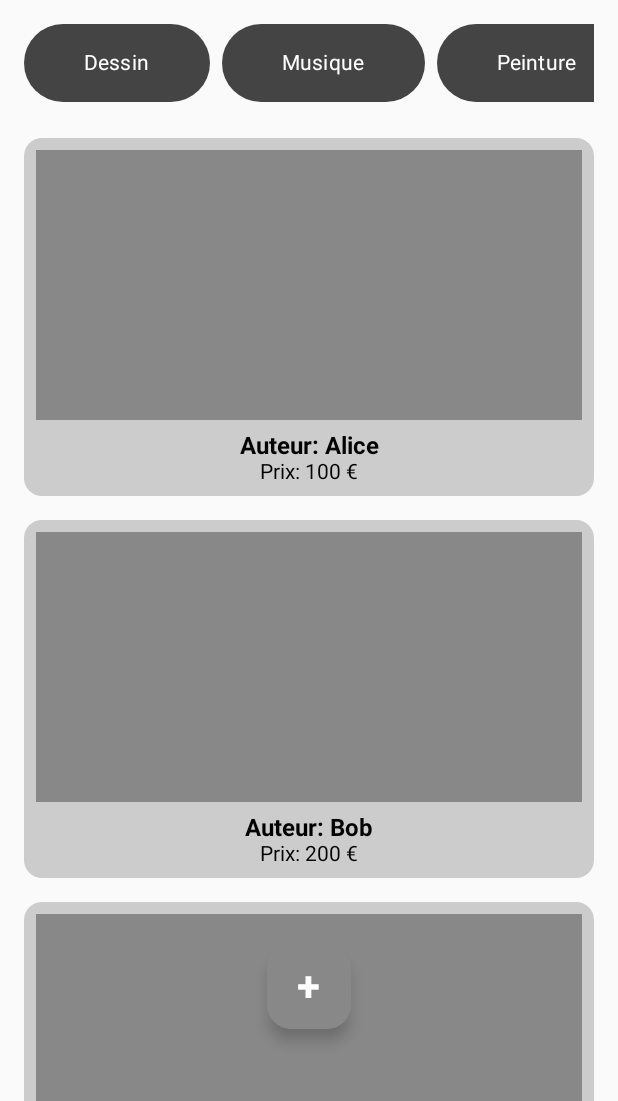
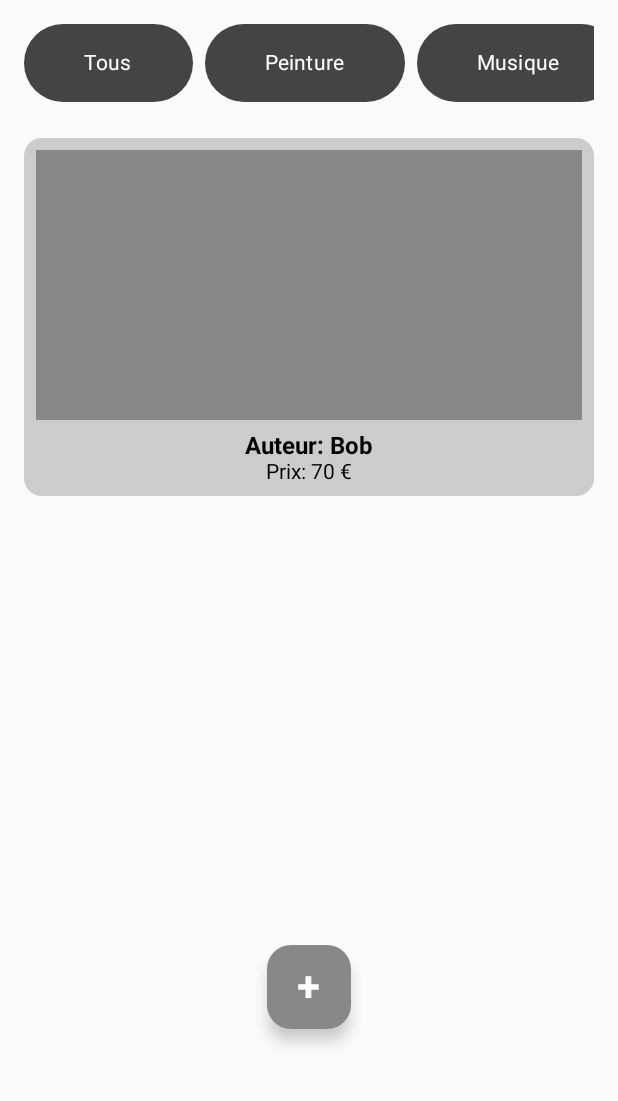
Before and after one commit to DyablOcOrps/8INF865A2025_Projet_DB_MM, an Android app built with Jetpack Compose: the screen it shows after launch (MainActivity), after a tap on "Musique", on a phone screen of 412 x 824 dp, the part 135-1236 px from its top. Run offline under Robolectric (Android 15) with nearby library versions, the phone set to English and light mode, and no system bars; 3 other taps on this screen came first.

Commit message:
Nettoyage import Début implémentation ViewModel

```diff
--- /dev/null
+++ b/MiArte/app/src/main/java/com/example/miarte/model/Art.kt
@@ -0,0 +1,11 @@
+package com.example.miarte.model
+
+data class Art(
+    val id: Int,
+    val title: String,
+    val imageUrl: String,
+    val author: String,
+    val description: String,
+    val price: String,
+    val category : Category
+)
--- /dev/null
+++ b/MiArte/app/src/main/java/com/example/miarte/model/Category.kt
@@ -0,0 +1,6 @@
+package com.example.miarte.model
+
+data class Category(
+    val id: Int,
+    val name: String
+)
--- a/MiArte/app/src/main/java/com/example/miarte/navigation/AppNavigation.kt
+++ b/MiArte/app/src/main/java/com/example/miarte/navigation/AppNavigation.kt
@@ -12,17 +12,10 @@ import com.example.miarte.ui.screens.AuthentificationScreen
 import com.example.miarte.ui.screens.CommunicationScreen
 import com.example.miarte.ui.screens.DescriptionScreen
 import com.example.miarte.ui.screens.HomeScreen
-import com.example.miarte.ui.screens.Art
 import com.example.miarte.ui.screens.ConversationScreen
 import com.example.miarte.ui.screens.RegisterScreen
 import com.example.miarte.ui.screens.SettingsScreen
-
-
-val arts = listOf(
-    Art(1, "Peinture Rouge", "url1", "Alice", "Une belle peinture rouge", "100"),
-    Art(2, "Musique Jazz", "url2", "Bob", "Album de jazz", "200"),
-    Art(3, "Sculpture Bronze", "url3", "Charlie", "Sculpture en bronze", "150")
-)
+import com.example.miarte.viewmodel.MiArteViewModel
 
 @Composable
 fun AppNavigation() {
@@ -30,7 +23,7 @@ fun AppNavigation() {
 
     NavHost(navController = navController, startDestination = "home") {
         composable("home") {
-            HomeScreen(navController, arts)
+            HomeScreen(navController)
         }
         composable("settings") {
             SettingsScreen(navController)
@@ -51,9 +44,14 @@ fun AppNavigation() {
             "art_description/{artId}",
             arguments = listOf(navArgument("artId") { type = NavType.IntType })
         ) { backStackEntry ->
-            val artId = backStackEntry.arguments?.getInt("artId")
-            val art = arts.first { it.id == artId }
-            DescriptionScreen(art, navController)
+
+            val viewModel: MiArteViewModel = androidx.lifecycle.viewmodel.compose.viewModel()
+            val artId = backStackEntry.arguments?.getInt("artId") ?: return@composable
+
+            val art = viewModel.getArtById(artId)
+            if (art != null) {
+                DescriptionScreen(art, navController)
+            }
         }
 
         composable(
--- a/MiArte/app/src/main/java/com/example/miarte/ui/components/BaseScreen.kt
+++ b/MiArte/app/src/main/java/com/example/miarte/ui/components/BaseScreen.kt
@@ -1,15 +1,9 @@
 package com.example.miarte.ui.components
 
-import android.R
 import androidx.compose.foundation.layout.*
-import androidx.compose.material3.*
 import androidx.compose.runtime.Composable
-import androidx.compose.ui.Alignment
 import androidx.compose.ui.Modifier
-import androidx.compose.ui.graphics.Color
-import androidx.compose.ui.text.font.FontWeight
 import androidx.compose.ui.unit.dp
-import androidx.compose.ui.unit.sp
 import androidx.navigation.NavController
 
 @Composable
--- a/MiArte/app/src/main/java/com/example/miarte/ui/screens/CommunicationScreen.kt
+++ b/MiArte/app/src/main/java/com/example/miarte/ui/screens/CommunicationScreen.kt
@@ -5,7 +5,6 @@ import androidx.compose.foundation.lazy.LazyColumn
 import androidx.compose.foundation.lazy.items
 import androidx.compose.material3.*
 import androidx.compose.runtime.Composable
-import androidx.compose.ui.Alignment
 import androidx.compose.ui.Modifier
 import androidx.compose.ui.unit.dp
 import androidx.compose.ui.unit.sp
--- a/MiArte/app/src/main/java/com/example/miarte/ui/screens/ConversationScreen.kt
+++ b/MiArte/app/src/main/java/com/example/miarte/ui/screens/ConversationScreen.kt
@@ -3,8 +3,6 @@ package com.example.miarte.ui.screens
 import androidx.compose.runtime.remember
 
 import androidx.compose.foundation.layout.*
-import androidx.compose.foundation.lazy.LazyColumn
-import androidx.compose.foundation.lazy.items
 import androidx.compose.material3.*
 import androidx.compose.runtime.Composable
 import androidx.compose.runtime.getValue
--- a/MiArte/app/src/main/java/com/example/miarte/ui/screens/DescriptionScreen.kt
+++ b/MiArte/app/src/main/java/com/example/miarte/ui/screens/DescriptionScreen.kt
@@ -19,6 +19,7 @@ import androidx.compose.ui.text.font.FontWeight
 import androidx.compose.ui.unit.dp
 import androidx.compose.ui.unit.sp
 import androidx.navigation.NavController
+import com.example.miarte.model.Art
 import com.example.miarte.ui.components.BaseScreen
 
 @Composable
--- a/MiArte/app/src/main/java/com/example/miarte/ui/screens/HomeScreen.kt
+++ b/MiArte/app/src/main/java/com/example/miarte/ui/screens/HomeScreen.kt
@@ -8,34 +8,36 @@ import androidx.compose.foundation.lazy.LazyRow
 import androidx.compose.foundation.lazy.items
 import androidx.compose.material3.*
 import androidx.compose.runtime.Composable
+import androidx.compose.runtime.collectAsState
 import androidx.compose.ui.Alignment
 import androidx.compose.ui.Modifier
 import androidx.compose.ui.graphics.Color
 import androidx.compose.ui.text.font.FontWeight
 import androidx.compose.ui.unit.dp
 import androidx.compose.ui.unit.sp
+import androidx.lifecycle.viewmodel.compose.viewModel
 import androidx.navigation.NavController
 import com.example.miarte.ui.components.BaseScreen
-
-
-data class Art(
-    val id: Int,
-    val title: String,
-    val imageUrl: String,
-    val author: String,
-    val description: String,
-    val price: String
-)
+import com.example.miarte.viewmodel.MiArteViewModel
+import com.example.miarte.model.Art
+import com.example.miarte.model.Category
 
 @Composable
-fun HomeScreen(navController: NavController, arts: List<Art>) {
+fun HomeScreen(
+    navController: NavController,
+    viewModel: MiArteViewModel = viewModel()
+) {
+    val arts = viewModel.arts.collectAsState().value
+
     BaseScreen(navController) {
         Box(modifier = Modifier.fillMaxSize()) {
 
-            // --- Contenu scrollable ---
             Column(modifier = Modifier.fillMaxSize()) {
-                CategoryList()
+
+                CategoryList(viewModel)
+
                 Spacer(modifier = Modifier.height(8.dp))
+
                 LazyColumn(
                     modifier = Modifier.fillMaxHeight(),
                     contentPadding = PaddingValues(bottom = 80.dp)
@@ -46,7 +48,6 @@ fun HomeScreen(navController: NavController, arts: List<Art>) {
                 }
             }
 
-            // --- Bouton flottant + ---
             Box(
                 modifier = Modifier
                     .fillMaxSize()
@@ -60,8 +61,11 @@ fun HomeScreen(navController: NavController, arts: List<Art>) {
 }
 
 @Composable
-fun CategoryList(modifier: Modifier = Modifier) {
-    val categories = listOf("Dessin", "Musique", "Peinture", "Écriture", "Jeux Vidéos")
+fun CategoryList(
+    viewModel: MiArteViewModel,
+    modifier: Modifier = Modifier
+) {
+    val categories = viewModel.categories
 
     LazyRow(
         modifier = modifier.padding(horizontal = 16.dp, vertical = 8.dp),
@@ -70,19 +74,23 @@ fun CategoryList(modifier: Modifier = Modifier) {
         items(categories) { category ->
             CategoryChip(
                 category = category,
+                onClick = { viewModel.selectCategory(category) }
             )
         }
     }
 }
 
 @Composable
-fun CategoryChip(category: String) {
+fun CategoryChip(
+    category: Category,
+    onClick: () -> Unit
+) {
     Button(
-        onClick = { /* TODO : action de connexion */ },
-        colors = ButtonDefaults.buttonColors(containerColor = Color.DarkGray),
+        onClick = onClick,
+        colors = ButtonDefaults.buttonColors(containerColor = Color.DarkGray)
     ) {
         Text(
-            text = category,
+            text = category.name,
             color = Color.White,
             fontWeight = FontWeight.Normal,
             modifier = Modifier.padding(horizontal = 16.dp, vertical = 8.dp)
--- /dev/null
+++ b/MiArte/app/src/main/java/com/example/miarte/viewmodel/ListArtViewModel.kt
@@ -0,0 +1,76 @@
+package com.example.miarte.viewmodel
+
+import androidx.lifecycle.ViewModel
+import kotlinx.coroutines.flow.MutableStateFlow
+import kotlinx.coroutines.flow.StateFlow
+import kotlinx.coroutines.flow.asStateFlow
+import com.example.miarte.model.Art
+import com.example.miarte.model.Category
+
+class MiArteViewModel : ViewModel() {
+
+    // ===== CATEGORIES =====
+
+    private val allCategory = Category(0, "Tous")
+
+    private val _categories = listOf(
+        allCategory,
+        Category(1, "Peinture"),
+        Category(2, "Musique"),
+        Category(3, "Écriture"),
+        Category(4, "Dessin"),
+        Category(5, "Jeux Vidéos")
+    )
+    // Catégories visibles pour AddArtScreen
+    val categoriesNoAll: List<Category> = _categories.filter { it.id != 0 }
+
+    // Catégories visibles pour HomeScreen
+    val categories: List<Category> = _categories
+
+    private val _selectedCategory = MutableStateFlow<Category?>(null)
+    val selectedCategory = _selectedCategory.asStateFlow()
+
+    // ===== ARTS =====
+
+    private val fullArtList = mutableListOf(
+        Art(1, "Peinture Rouge", "", "Alice", "Une peinture rouge", "100", _categories[1]),
+        Art(2, "Jazz Studio", "", "Bob", "Album jazz", "70", _categories[2]),
+        Art(3, "Roman court", "", "Claire", "Petite histoire", "15", _categories[3])
+    )
+
+    private val _arts = MutableStateFlow<List<Art>>(fullArtList)
+    val arts: StateFlow<List<Art>> = _arts.asStateFlow()
+
+    // ===== FILTRAGE =====
+
+    fun selectCategory(category: Category) {
+        _selectedCategory.value = category
+
+        _arts.value =
+            if (category.id == 0) fullArtList
+            else fullArtList.filter { it.category.id == category.id }
+    }
+
+    // ===== AJOUT D’UNE ŒUVRE =====
+
+    fun addArt(title: String, description: String, price: String, imageUrl: String, category: Category) {
+        val newId = (fullArtList.maxOfOrNull { it.id } ?: 0) + 1
+
+        val newArt = Art(
+            id = newId,
+            title = title,
+            imageUrl = imageUrl,
+            author = "Utilisateur",
+            description = description,
+            price = price,
+            category = category
+        )
+
+        fullArtList.add(newArt)
+        _arts.value = fullArtList.toList()
+    }
+
+    fun getArtById(id: Int): Art? {
+        return fullArtList.firstOrNull { it.id == id }
+    }
+}
```
Also changed, not shown: MiArte/app/src/main/java/com/example/miarte/ui/screens/AddArtScreen.kt (+36 -36 lines).
